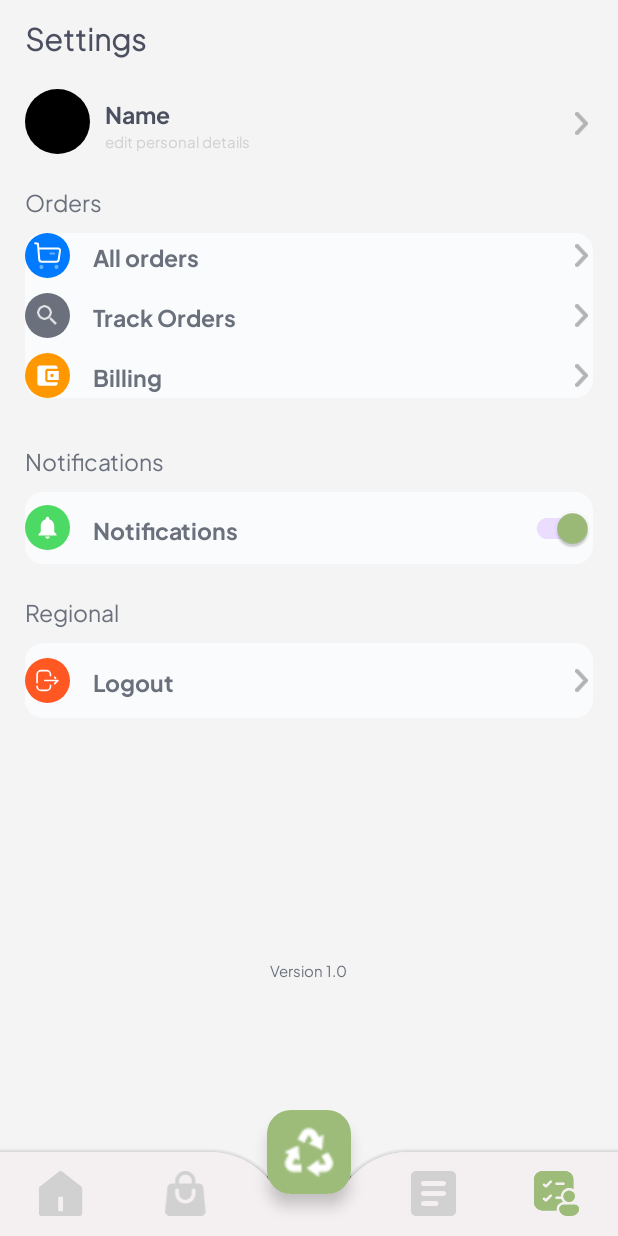
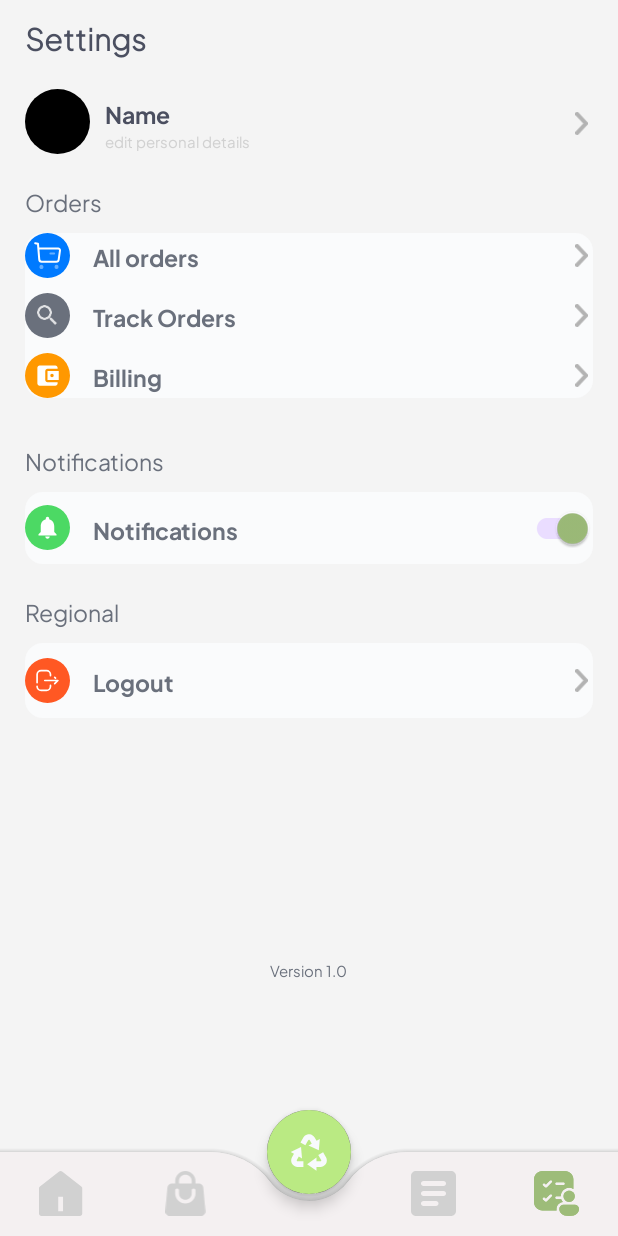
Before and after one commit to alwihabsyi/TrashCare, an Android app: the MainActivity screen opened directly, with no data from a screen before it, item 5 of the bottom bar chosen, on a phone screen of 412 x 824 dp. Run offline under Robolectric (Android 15) with nearby library versions, the phone set to English and light mode, and no system bars; our stand-ins replace CircleImageView, Dagger/Hilt's generated code, navigation-ui; libraries missing offline, so code that uses them is left out: me.relex.circleindicator; 2 statements that could not run were skipped.

Commit message:
change floating button

```diff
--- /dev/null
+++ b/app/src/main/res/drawable/btn_tacycle.xml
@@ -0,0 +1,14 @@
+<vector xmlns:android="http://schemas.android.com/apk/res/android"
+    xmlns:tools="http://schemas.android.com/tools"
+    android:width="60dp"
+    android:height="60dp"
+    android:viewportWidth="60"
+    android:viewportHeight="60">
+  <path
+      android:pathData="M30,30m-30,0a30,30 0,1 1,60 0a30,30 0,1 1,-60 0"
+      android:fillColor="#BAEA83"/>
+  <path
+      android:pathData="M40.083,30.131L42.124,33.667C42.534,34.376 42.749,35.181 42.749,36C42.749,36.819 42.534,37.623 42.124,38.333C41.715,39.042 41.126,39.631 40.417,40.041C39.708,40.451 38.903,40.666 38.084,40.667H35.333V43.333L28.667,38.667L35.333,34V36.667H38.083C38.19,36.667 38.295,36.642 38.39,36.593C38.486,36.544 38.568,36.473 38.629,36.385C38.691,36.298 38.731,36.197 38.745,36.091C38.759,35.985 38.747,35.877 38.711,35.776L38.66,35.667L36.619,32.131L40.083,30.131ZM24.316,26.512L25.023,34.619L22.716,33.285L21.34,35.667C21.286,35.759 21.255,35.863 21.25,35.97C21.245,36.077 21.265,36.184 21.31,36.281C21.355,36.378 21.423,36.463 21.508,36.528C21.593,36.593 21.692,36.637 21.797,36.656L21.917,36.667H26V40.667H21.917C21.098,40.667 20.294,40.451 19.584,40.041C18.875,39.632 18.286,39.043 17.876,38.333C17.466,37.624 17.251,36.819 17.251,36C17.251,35.181 17.466,34.376 17.876,33.667L19.251,31.285L16.941,29.952L24.315,26.512H24.316ZM32.333,17.959C33.043,18.368 33.632,18.957 34.041,19.667L35.415,22.048L37.725,20.715L37.019,28.821L29.643,25.381L31.952,24.048L30.577,21.667C30.524,21.574 30.45,21.495 30.36,21.437C30.269,21.379 30.167,21.344 30.06,21.335C29.954,21.325 29.846,21.341 29.747,21.382C29.648,21.423 29.561,21.487 29.492,21.569L29.423,21.667L27.383,25.203L23.917,23.203L25.957,19.667C26.264,19.136 26.672,18.67 27.158,18.297C27.644,17.924 28.199,17.65 28.792,17.492C29.384,17.333 30.001,17.293 30.609,17.373C31.217,17.453 31.803,17.652 32.333,17.959Z"
+      android:fillColor="#F8FAFC"
+      tools:ignore="VectorPath" />
+</vector>
--- a/app/src/main/res/layout/activity_main.xml
+++ b/app/src/main/res/layout/activity_main.xml
@@ -53,11 +53,13 @@
         android:id="@+id/taCycleButton"
         android:layout_width="wrap_content"
         android:layout_height="wrap_content"
+        style="@style/Widget.MaterialComponents.FloatingActionButton"
         android:backgroundTint="@color/softGreen"
         android:elevation="10dp"
         app:layout_anchor="@id/menuBottom"
         app:maxImageSize="40dp"
-        app:srcCompat="@drawable/ic_tacycle"
+        android:src="@drawable/ic_tacycle"
+        android:foreground="@drawable/btn_tacycle"
         app:tint="@color/white" />
 
 </androidx.coordinatorlayout.widget.CoordinatorLayout>
```
Also changed, not shown: app/src/main/res/drawable/ic_tacycle.png.
